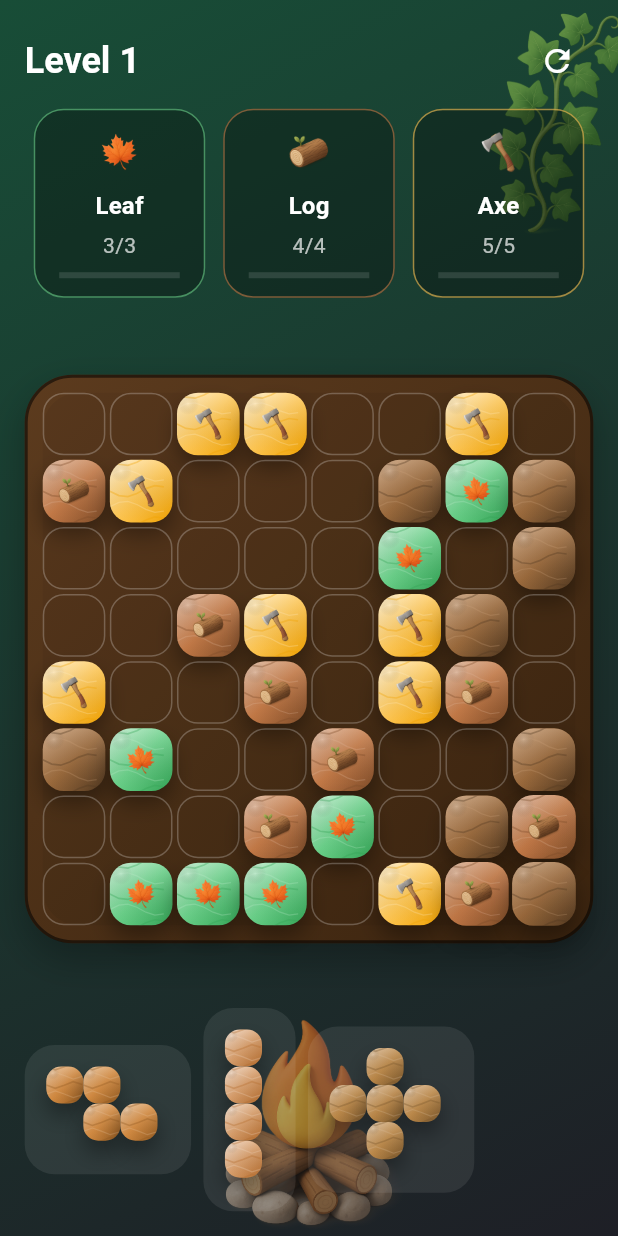
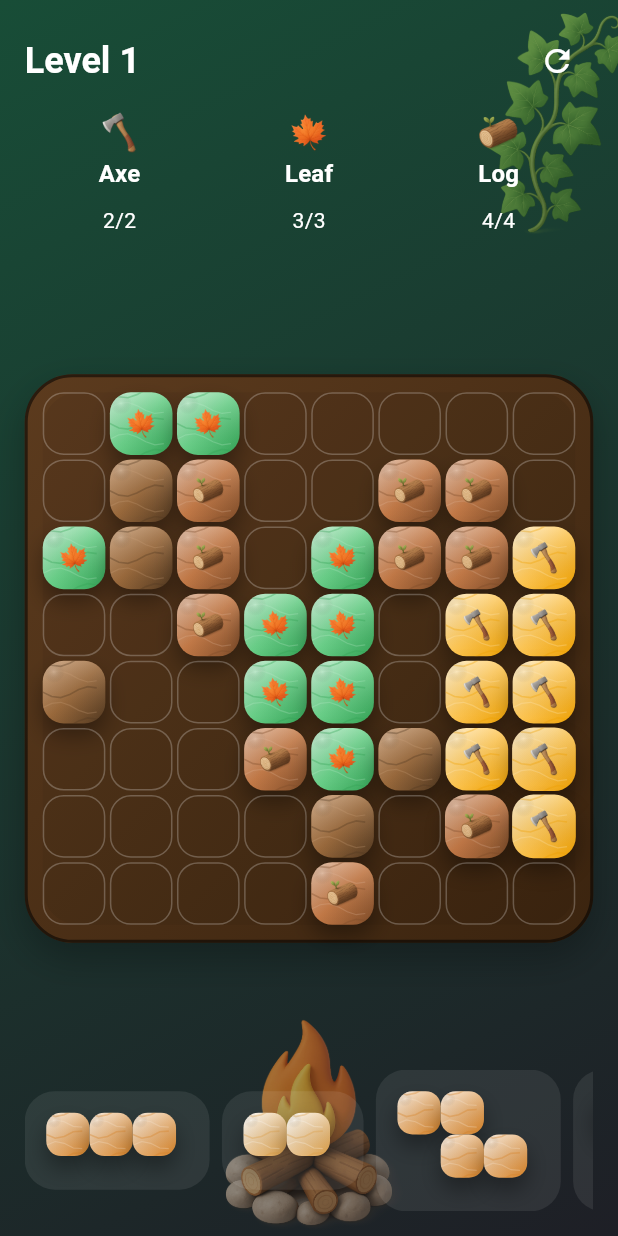
Before and after one commit to bilalcavus/puzzle_game, a Flutter app: the BlockPuzzleLevelGameView screen opened directly, after a tap on the "refresh" icon, on a phone screen of 412 x 824 dp. Run offline on Flutter 3.47's test engine with Material 3 defaults, Android fonts, the phone set to English and light mode, and no system bars; our stand-ins replace audioplayers, flutter_riverpod, iconsax, shared_preferences; missing offline and left inert: kartal; accounts and stored records are empty.

Commit message:
level entegrity

```diff
--- a/lib/core/utils/block_piece_factory.dart
+++ b/lib/core/utils/block_piece_factory.dart
@@ -96,12 +96,22 @@ final List<List<List<int>>> _shapes = [
   ]
 ];
 
-List<PieceModel> generateRandomPieces([int count = 3]) {
-  return List<PieceModel>.generate(count, (_) => _createRandomPiece());
+const List<int> _easyShapeIndices = [0, 1, 2, 3, 4];
+
+List<PieceModel> generateRandomPieces([int count = 4]) {
+  final target = count < 1 ? 1 : (count > 6 ? 6 : count);
+  final pieces = <PieceModel>[];
+  final easyShape = _shapes[_easyShapeIndices[_random.nextInt(_easyShapeIndices.length)]];
+  pieces.add(_createRandomPiece(easyShape));
+  while (pieces.length < target) {
+    pieces.add(_createRandomPiece());
+  }
+  pieces.shuffle(_random);
+  return pieces;
 }
 
-PieceModel _createRandomPiece() {
-  final shape = _shapes[_random.nextInt(_shapes.length)];
+PieceModel _createRandomPiece([List<List<int>>? shapeOverride]) {
+  final shape = shapeOverride ?? _shapes[_random.nextInt(_shapes.length)];
   final color = _palette[_random.nextInt(_palette.length)];
   final blocks = shape.map((pair) => BlockModel(rowOffset: pair[0], colOffset: pair[1])).toList();
   return PieceModel(
--- a/lib/providers/block_puzzle_provider.dart
+++ b/lib/providers/block_puzzle_provider.dart
@@ -12,6 +12,8 @@ import '../models/piece_model.dart';
 import 'block_leaderboard_provider.dart';
 import '../core/utils/block_piece_factory.dart';
 import 'sound_provider.dart';
+
+const String kBlockLevelProgressKey = 'block_level_progress';
 
 final blockPuzzleProvider = StateNotifierProvider<BlockPuzzleNotifier, BlockPuzzleState>(
   (ref) => BlockPuzzleNotifier(ref),
@@ -584,12 +586,12 @@ class BlockPuzzleNotifier extends StateNotifier<BlockPuzzleState> {
   List<BlockLevelGoal> _buildLevelGoals(int level) {
     final tokens = List<BlockLevelToken>.from(BlockLevelToken.values)..shuffle(_random);
     final progress = (level - 1).clamp(0, 98) / 98;
-    final base = 3 + (progress * 5).floor(); // 3 -> 8
-    final spread = 1 + (progress * 3).floor(); // 1 -> 4
-    final bonus = (level ~/ 15).clamp(0, 4);
+    final base = 2 + (progress * 3).floor(); // 2 -> 5
+    final spread = 1 + (progress * 2).floor(); // 1 -> 3
+    final bonus = (level ~/ 20).clamp(0, 3);
     return List.generate(3, (index) {
       final token = tokens[index % tokens.length];
-      final required = (base + (index * spread) + bonus).clamp(3, 24);
+      final required = (base + (index * spread) + bonus).clamp(2, 18);
       return BlockLevelGoal(token: token, required: required, remaining: required);
     });
   }
@@ -599,18 +601,23 @@ class BlockPuzzleNotifier extends StateNotifier<BlockPuzzleState> {
     required List<BlockLevelGoal> goals,
     required int level,
   }) {
-    final totalCells = size * size;
-    final indices = List<int>.generate(totalCells, (index) => index)..shuffle(_random);
     final targets = <int, BlockLevelToken>{};
-    final padding = max(0, 4 - level ~/ 10);
-    var cursor = 0;
+    final padding = max(2, 6 - level ~/ 15);
+    final used = <int>{};
     for (final goal in goals) {
-      final available = indices.length - cursor;
-      if (available <= 0) break;
-      final quota = min(goal.required + padding, available);
-      for (var i = 0; i < quota; i++) {
-        final idx = indices[cursor++];
-        targets[idx] = goal.token;
+      final remaining = (size * size) - used.length;
+      if (remaining <= 0) break;
+      final quota = min(goal.required + padding, remaining);
+      final cluster = _claimClusterIndices(
+        size: size,
+        count: quota,
+        used: used,
+        random: _random,
+        scatterProbability: 0.45,
+      );
+      for (final index in cluster) {
+        targets[index] = goal.token;
+        used.add(index);
       }
     }
     return targets;
@@ -618,16 +625,18 @@ class BlockPuzzleNotifier extends StateNotifier<BlockPuzzleState> {
 
   Set<int> _generateLevelObstacles({required int size, required Set<int> exclude, required int level}) {
     final totalCells = size * size;
-    final indices = List<int>.generate(totalCells, (index) => index)..shuffle(_random);
     final progress = (level - 1).clamp(0, 98) / 98;
-    final ratio = 0.12 + (progress * 0.15); // 12% -> 27%
-    final targetCount = max(4, (totalCells * ratio).round());
-    final obstacles = <int>{};
-    for (final index in indices) {
-      if (exclude.contains(index)) continue;
-      obstacles.add(index);
-      if (obstacles.length >= targetCount) break;
-    }
+    final ratio = 0.08 + (progress * 0.12); // 8% -> 20%
+    final targetCount = max(3, (totalCells * ratio).round());
+    final used = exclude.toSet();
+    final cluster = _claimClusterIndices(
+      size: size,
+      count: targetCount,
+      used: used,
+      random: _random,
+      scatterProbability: 0.4,
+    );
+    final obstacles = cluster.toSet();
     return obstacles;
   }
 
@@ -653,6 +662,7 @@ class BlockPuzzleNotifier extends StateNotifier<BlockPuzzleState> {
         )
         .toList();
     final completed = updatedGoals.every((goal) => goal.isComplete);
+    final unlockedLevel = state.level + 1;
     state = state.copyWith(
       levelGoals: updatedGoals,
       levelTargets: targets,
@@ -662,6 +672,16 @@ class BlockPuzzleNotifier extends StateNotifier<BlockPuzzleState> {
     );
     if (completed) {
       unawaited(_ref.read(soundControllerProvider).playSuccess());
+      unawaited(_updateLevelProgress(unlockedLevel));
+    }
+  }
+
+  Future<void> _updateLevelProgress(int unlockedLevel) async {
+    final prefs = await SharedPreferences.getInstance();
+    final current = prefs.getInt(kBlockLevelProgressKey) ?? 1;
+    final target = unlockedLevel.clamp(1, 99);
+    if (target > current) {
+      await prefs.setInt(kBlockLevelProgressKey, target);
     }
   }
 }
@@ -686,52 +706,168 @@ const List<Color> _seedBoardColors = [
   Color(0xFFD4AF8A),
 ];
 
+List<int> _adjacentIndices(int index, int size, {bool includeDiagonals = false}) {
+  final row = index ~/ size;
+  final col = index % size;
+  final neighbors = <int>[];
+  void tryAdd(int r, int c) {
+    if (r < 0 || c < 0 || r >= size || c >= size) return;
+    neighbors.add(r * size + c);
+  }
+
+  tryAdd(row - 1, col);
+  tryAdd(row + 1, col);
+  tryAdd(row, col - 1);
+  tryAdd(row, col + 1);
+  if (includeDiagonals) {
+    tryAdd(row - 1, col - 1);
+    tryAdd(row - 1, col + 1);
+    tryAdd(row + 1, col - 1);
+    tryAdd(row + 1, col + 1);
+  }
+  return neighbors;
+}
+
+List<int> _claimClusterIndices({
+  required int size,
+  required int count,
+  required Set<int> used,
+  required Random random,
+  double scatterProbability = 0.35,
+  bool allowDiagonalAdjacency = false,
+}) {
+  if (count <= 0) return const [];
+  final totalCells = size * size;
+  if (used.length >= totalCells) return const [];
+  final scatter = scatterProbability.clamp(0.0, 1.0).toDouble();
+  final claimed = <int>[];
+  final visited = <int>{};
+  final available = List<int>.generate(totalCells, (index) => index)..shuffle(random);
+  var availableCursor = 0;
+  final frontier = <int>[];
+
+  int? nextSeed() {
+    while (availableCursor < available.length) {
+      final candidate = available[availableCursor++];
+      if (!used.contains(candidate) && !claimed.contains(candidate)) {
+        return candidate;
+      }
+    }
+    return null;
+  }
+
+  void enqueueSeed(int? seed) {
+    if (seed == null) return;
+    if (used.contains(seed) || claimed.contains(seed) || visited.contains(seed)) return;
+    frontier.add(seed);
+  }
+
+  void ensureSeed() {
+    if (frontier.isEmpty) {
+      enqueueSeed(nextSeed());
+    }
+  }
+
+  enqueueSeed(nextSeed());
+
+  while (claimed.length < count) {
+    ensureSeed();
+    if (frontier.isEmpty) break;
+    final current = frontier.removeAt(random.nextInt(frontier.length));
+    if (used.contains(current) || !visited.add(current)) continue;
+    claimed.add(current);
+    final neighbors = _adjacentIndices(current, size, includeDiagonals: allowDiagonalAdjacency)..shuffle(random);
+    for (final neighbor in neighbors) {
+      if (used.contains(neighbor) || visited.contains(neighbor) || claimed.contains(neighbor)) continue;
+      if (random.nextDouble() >= scatter) {
+        frontier.add(neighbor);
+      } else {
+        enqueueSeed(nextSeed());
+      }
+    }
+    if (random.nextDouble() < scatter) {
+      enqueueSeed(nextSeed());
+    }
+  }
+
+  return claimed;
+}
+
 Map<int, Color> _generateInitialFilledCells(int size) {
   if (size <= 0) return {};
   final total = size * size;
   final random = Random(DateTime.now().millisecondsSinceEpoch);
-  final empties = <int>{};
+  final minFilled = size * 4;
+  final maxFilled = (total * 0.6).round();
+  final desired = (total * 0.45).round();
+  final targetFilled = min(maxFilled, max(minFilled, desired));
+  final clusterSeedCount = max(3, size ~/ 2);
+  final clusterMinSize = max(6, size);
+  final clusterMaxSize = max(clusterMinSize + 4, size * 2);
+  final filled = <int>{};
 
-  void markEmpty(int row, int col) {
-    if (row < 0 || col < 0 || row >= size || col >= size) return;
-    empties.add(row * size + col);
+  List<int> neighborsOf(int index) {
+    final row = index ~/ size;
+    final col = index % size;
+    final neighbors = <int>[];
+    for (var dr = -1; dr <= 1; dr++) {
+      for (var dc = -1; dc <= 1; dc++) {
+        if (dr == 0 && dc == 0) continue;
+        final nr = row + dr;
+        final nc = col + dc;
+        if (nr < 0 || nc < 0 || nr >= size || nc >= size) continue;
+        neighbors.add(nr * size + nc);
+      }
+    }
+    return neighbors;
   }
 
-  for (var row = 0; row < size; row++) {
-    final col = random.nextInt(size);
-    markEmpty(row, col);
-    if (random.nextBool()) {
-      markEmpty(row, (col + 1) % size);
+  void growCluster(int start) {
+    if (filled.contains(start)) return;
+    final span = clusterMaxSize - clusterMinSize;
+    final clusterTarget = min(
+      targetFilled - filled.length,
+      clusterMinSize + (span <= 0 ? 0 : random.nextInt(span + 1)),
+    );
+    final queue = <int>[start];
+    final visited = <int>{};
+    var produced = 0;
+    while (queue.isNotEmpty && filled.length < targetFilled && produced < clusterTarget) {
+      final current = queue.removeAt(random.nextInt(queue.length));
+      if (!visited.add(current) || filled.contains(current)) continue;
+      filled.add(current);
+      produced++;
+      final neighbors = neighborsOf(current)..shuffle(random);
+      for (final neighbor in neighbors) {
+        if (!visited.contains(neighbor) && random.nextDouble() > 0.35) {
+          queue.add(neighbor);
+        }
+      }
     }
   }
 
-  for (var col = 0; col < size; col++) {
-    final row = random.nextInt(size);
-    markEmpty(row, col);
-    if (random.nextBool()) {
-      markEmpty((row + 1) % size, col);
+  for (var i = 0; i < clusterSeedCount && filled.length < targetFilled; i++) {
+    growCluster(random.nextInt(total));
+  }
+
+  while (filled.length < targetFilled) {
+    if (filled.isEmpty) {
+      filled.add(random.nextInt(total));
+      continue;
     }
-  }
-  //TODO boş gelen kutuların sayısı
-  final targetEmpty = max((total * 0.65).round(), size * 6);
-  while (empties.length < targetEmpty) {
-    final index = random.nextInt(total);
-    final row = index ~/ size;
-    final col = index % size;
-    markEmpty(row, col);
-    if (random.nextBool()) {
-      markEmpty(row, (col + 1) % size);
-    }
-    if (random.nextInt(3) == 0) {
-      markEmpty((row + 1) % size, col);
+    final anchor = filled.elementAt(random.nextInt(filled.length));
+    final neighbors = neighborsOf(anchor);
+    if (neighbors.isEmpty) {
+      filled.add(random.nextInt(total));
+    } else {
+      neighbors.shuffle(random);
+      filled.add(neighbors.first);
     }
   }
 
   final cells = <int, Color>{};
-  for (var index = 0; index < total; index++) {
-    if (empties.contains(index)) continue;
+  for (final index in filled) {
     cells[index] = _seedBoardColors[random.nextInt(_seedBoardColors.length)];
   }
-
   return cells;
 }
--- a/lib/views/block_puzzle/block_level_game_view.dart
+++ b/lib/views/block_puzzle/block_level_game_view.dart
@@ -4,15 +4,12 @@ import 'package:flutter/material.dart';
 import 'package:flutter/services.dart';
 import 'package:flutter_riverpod/flutter_riverpod.dart';
 import 'package:puzzle_game/views/block_puzzle/block_puzzle_view.dart';
-
 import '../../core/extension/dynamic_size.dart';
 import '../../core/extension/sized_box.dart';
 import '../../models/block_level_models.dart';
 import '../../providers/block_puzzle_level_provider.dart';
 import '../../providers/block_puzzle_provider.dart';
 import '../../widgets/block/game_board.dart';
-import 'widgets/block_background.dart' hide BlockPuzzleBackground;
-import 'widgets/block_pieces_tray.dart';
 
 class BlockPuzzleLevelGameView extends ConsumerWidget {
   const BlockPuzzleLevelGameView({super.key});
@@ -55,15 +52,7 @@ class BlockPuzzleLevelGameView extends ConsumerWidget {
                   FilledButton.icon(
                     onPressed: state.level >= 99 ? null : () => notifier.nextLevelChallenge(),
                     icon: const Icon(Icons.arrow_forward),
-                    style: ButtonStyle(
-                      backgroundColor: WidgetStateProperty.resolveWith((states) {
-                        if (states.contains(WidgetState.selected)) return Colors.green.withOpacity(0.15);
-                        return Colors.green;
-                      }),
-                    ),
-                    label: Text(state.level >= 99 ? 'Tüm leveller tamamlandı' : 'Sonraki Level', style: Theme.of(context).textTheme.bodyMedium?.copyWith(
-                      color: Colors.black
-                    )),
+                    label: Text(state.level >= 99 ? 'Tüm leveller tamamlandı' : 'Sonraki Level'),
                   ),
                 ],
               ],
@@ -110,13 +99,11 @@ class _LevelHeader extends StatelessWidget {
         ),
         const SizedBox(height: 8),
         Row(
-          children: goals
-              .map(
+          children: goals.map(
                 (goal) => Expanded(
                   child: _GoalBadge(goal: goal),
                 ),
-              )
-              .toList(),
+              ).toList(),
         ),
       ],
     );
@@ -131,36 +118,19 @@ class _GoalBadge extends StatelessWidget {
   @override
   Widget build(BuildContext context) {
     final theme = Theme.of(context);
-    final progress = 1 - (goal.remaining / goal.required);
-    return Container(
-      margin: const EdgeInsets.symmetric(horizontal: 6),
-      padding: const EdgeInsets.symmetric(horizontal: 16, vertical: 12),
-      decoration: BoxDecoration(
-        color: Colors.black.withValues(alpha: 0.3),
-        borderRadius: BorderRadius.circular(20),
-        border: Border.all(color: goal.token.color.withValues(alpha: 0.6)),
-      ),
-      child: Column(
+    return Column(
       children: [
         Image.asset(goal.token.asset, width: 32, height: 32),
-          const SizedBox(height: 8),
         Text(
           goal.token.label,
           style: theme.textTheme.titleMedium?.copyWith(color: Colors.white, fontWeight: FontWeight.w600),
         ),
-          const SizedBox(height: 4),
+        context.dynamicHeight(0.01).height,
         Text(
           '${goal.remaining}/${goal.required}',
-            style: theme.textTheme.bodyMedium?.copyWith(color: Colors.white70),
-          ),
-          const SizedBox(height: 8),
-          LinearProgressIndicator(
-            value: progress.clamp(0, 1),
-            backgroundColor: Colors.white12,
-            color: goal.token.color,
+          style: theme.textTheme.bodyMedium?.copyWith(color: Colors.white),
         ),
       ],
-      ),
     );
   }
 }
@@ -181,7 +151,7 @@ class _LevelBoardSection extends StatelessWidget {
         final media = MediaQuery.of(context);
         final maxWidth = constraints.maxWidth.isFinite ? constraints.maxWidth : media.size.width;
         final base = maxWidth;
-        final upperClamp = min(media.size.shortestSide * 0.95, 520.0);
+        final upperClamp = min(media.size.shortestSide * 0.98, 520.0);
         final lowerClamp = 320.0;
         final fallback = min(media.size.width * 0.82, upperClamp);
         final boardDimension = (base.isFinite ? base.clamp(lowerClamp, upperClamp) : fallback).toDouble();
@@ -230,17 +200,8 @@ class _LevelCompletionOverlay extends StatelessWidget {
           const SizedBox(height: 16),
           TextButton(
             onPressed: onNext,
-            style: ButtonStyle(
-              backgroundColor: WidgetStateProperty.resolveWith((states) {
-              if (states.contains(WidgetState.selected)) return Colors.green.withOpacity(0.15);
-              return Colors.green;
-            }),
-            foregroundColor: WidgetStateProperty.resolveWith((states) {
-              if (states.contains(WidgetState.selected)) return Colors.green;
-              return Colors.white;
-            }),
+            child: const Text('Devam et'),
           ),
-            child: const Text('Devam et')),
         ],
       ),
     );
--- a/lib/views/block_puzzle/block_mode_view.dart
+++ b/lib/views/block_puzzle/block_mode_view.dart
@@ -1,7 +1,7 @@
 import 'package:flutter/material.dart';
 
-import 'block_level_game_view.dart';
 import 'block_puzzle_view.dart';
+import 'level_path_view.dart';
 
 class BlockPuzzleModeView extends StatelessWidget {
   const BlockPuzzleModeView({super.key});
@@ -36,7 +36,7 @@ class BlockPuzzleModeView extends StatelessWidget {
               icon: Icons.auto_awesome_motion,
               onTap: () {
                 Navigator.of(context).push(
-                  MaterialPageRoute(builder: (_) => const BlockPuzzleLevelGameView()),
+                  MaterialPageRoute(builder: (_) => const LevelPathView()),
                 );
               },
             ),
--- a/lib/views/block_puzzle/block_puzzle_view.dart
+++ b/lib/views/block_puzzle/block_puzzle_view.dart
@@ -215,7 +215,7 @@ class BlockPuzzlePiecesTray extends StatelessWidget {
                 padding: EdgeInsets.only(right: context.dynamicHeight(0.01)),
                 child: PieceWidget(
                   piece: piece,
-                  cellSize: context.dynamicHeight(0.03),
+                  cellSize: context.dynamicHeight(0.035),
                   isSelected: state.selectedPieceId == piece.id,
                   disabled: state.status == BlockGameStatus.failed,
                   onSelect: () => onPieceSelect(piece.id),
--- a/lib/widgets/block/game_board.dart
+++ b/lib/widgets/block/game_board.dart
@@ -208,12 +208,14 @@ class _BlockGameBoardState extends ConsumerState<BlockGameBoard> {
     _seedVisible.clear();
     for (var i = 0; i < orderedSeeds.length; i++) {
       final delay = Duration(milliseconds: 28 * i);
+      final seedIndex = orderedSeeds[i];
+      final isLastSeed = i == orderedSeeds.length - 1;
       Future.delayed(delay, () {
         if (!mounted) return;
         setState(() {
-          _seedVisible.add(orderedSeeds[i]);
+          _seedVisible.add(seedIndex);
         });
-        if (i == orderedSeeds.length - 1) {
+        if (isLastSeed) {
           Future.delayed(const Duration(milliseconds: 360), () {
             if (!mounted) return;
             ref.read(widget.provider.notifier).markSeedIntroPlayed();
--- a/pubspec.yaml
+++ b/pubspec.yaml
@@ -37,6 +37,7 @@ dependencies:
   shared_preferences: ^2.2.2
   hugeicons: ^1.1.1
   iconsax: ^0.0.8
+  kartal: ^4.2.0
 
 dev_dependencies:
   flutter_test:
```
Also changed, not shown: lib/views/block_puzzle/level_path_view.dart (added, +196 -0 lines), pubspec.lock, 6 other files. Lines whose indentation alone changed are shown as unchanged.
